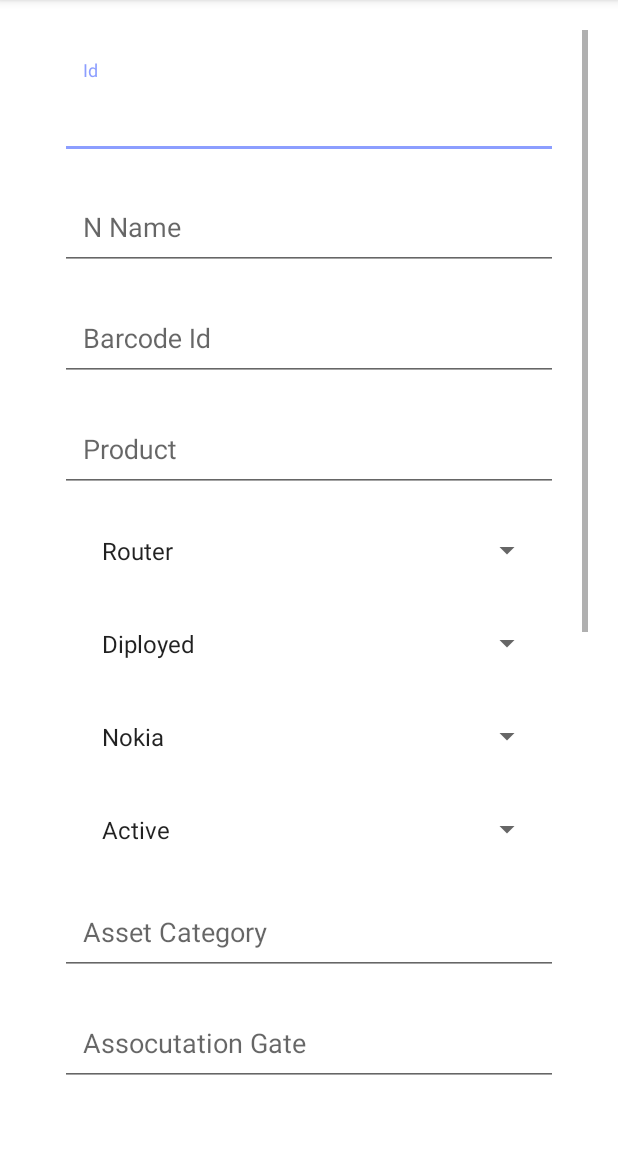
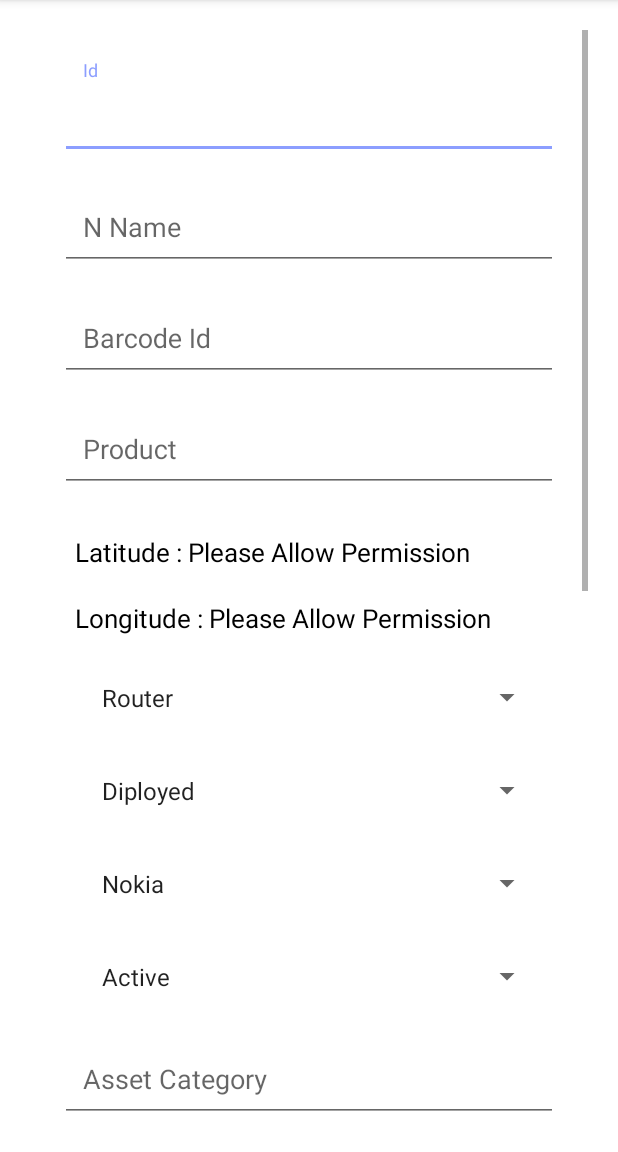
Before and after one commit to gopaljain1st/QRCode, an Android app: the Form screen opened directly, with no data from a screen before it, on a phone screen of 412 x 824 dp, the part 84-1236 px from its top. Run offline under Robolectric (Android 15) with nearby library versions, the phone set to English and light mode, and no system bars; libraries missing offline, so code that uses them is left out: com.google.maps.android; 1 statement that could not run was skipped.

Commit message:
Lattitude and Longitude added and distance in kilometer done

```diff
--- a/app/build.gradle
+++ b/app/build.gradle
@@ -43,4 +43,8 @@ dependencies {
     implementation 'com.github.PhilJay:MPAndroidChart:v3.1.0'
 
     implementation 'com.budiyev.android:code-scanner:2.1.0'
+
+    implementation 'com.google.android.gms:play-services-maps:17.0.0'
+    implementation 'com.google.android.gms:play-services-location:17.0.0'
+    implementation 'com.google.maps.android:android-maps-utils:0.6.2'
 }
--- a/app/src/main/AndroidManifest.xml
+++ b/app/src/main/AndroidManifest.xml
@@ -2,6 +2,8 @@
 <manifest xmlns:android="http://schemas.android.com/apk/res/android"
     xmlns:tools="http://schemas.android.com/tools"
     package="com.example.cangoproject">
+    <uses-permission android:name="android.permission.ACCESS_FINE_LOCATION"/>
+    <uses-permission android:name="android.permission.INTERNET" />
     <uses-permission android:name="android.permission.CAMERA" />
     <uses-permission android:name="android.permission.READ_EXTERNAL_STORAGE"/>
     <uses-permission android:name="android.permission.VIBRATE" />
--- a/app/src/main/res/layout/activity_dash_board.xml
+++ b/app/src/main/res/layout/activity_dash_board.xml
@@ -314,7 +314,7 @@
             <TextView
                 android:layout_width="match_parent"
                 android:layout_height="wrap_content"
-                android:text="Total Asserts"
+                android:text="Total Assets"
                 android:textColor="@color/cardview_dark_background"
                 android:fontFamily="sans-serif-black"
                 android:textSize="18sp"
--- a/app/src/main/res/layout/form.xml
+++ b/app/src/main/res/layout/form.xml
@@ -71,6 +71,25 @@
                     android:inputType="phone"
                     android:hint="Product" />
             </com.google.android.material.textfield.TextInputLayout>
+        <TextView
+            android:layout_marginTop="10dp"
+            android:layout_width="match_parent"
+            android:layout_height="wrap_content"
+            android:text="Latitude : Please Allow Permission"
+            android:textColor="#000"
+            android:textSize="17sp"
+            android:padding="10dp"
+            android:id="@+id/latitude"
+            />
+        <TextView
+            android:layout_width="match_parent"
+            android:layout_height="wrap_content"
+            android:text="Longitude : Please Allow Permission"
+            android:textColor="#000"
+            android:textSize="17sp"
+            android:padding="10dp"
+            android:id="@+id/longitude"
+            />
         <Spinner
             android:padding="10dp"
             android:layout_width="match_parent"
@@ -147,7 +166,7 @@
                 android:layout_height="wrap_content"
                 android:padding="15dp"
                 android:inputType="textCapWords"
-                android:hint="Assocutation Gate" />
+                android:hint="Association Gate" />
         </com.google.android.material.textfield.TextInputLayout>
         <com.google.android.material.textfield.TextInputLayout
             android:layout_width="match_parent"
@@ -173,7 +192,7 @@
                 android:layout_height="wrap_content"
                 android:padding="15dp"
                 android:inputType="textCapWords"
-                android:hint="Serior No" />
+                android:hint="Serial No" />
         </com.google.android.material.textfield.TextInputLayout>
         <com.google.android.material.textfield.TextInputLayout
             android:layout_width="match_parent"
@@ -225,7 +244,7 @@
                 android:layout_height="wrap_content"
                 android:padding="15dp"
                 android:inputType="textCapWords"
-                android:hint="Deparment" />
+                android:hint="Department" />
         </com.google.android.material.textfield.TextInputLayout>
         <com.google.android.material.textfield.TextInputLayout
             android:layout_width="match_parent"
```
Also changed, not shown: app/src/main/java/com/example/cangoproject/Form.java (+125 -4 lines), app/src/main/res/layout/item_data.xml (+5 -5 lines).
